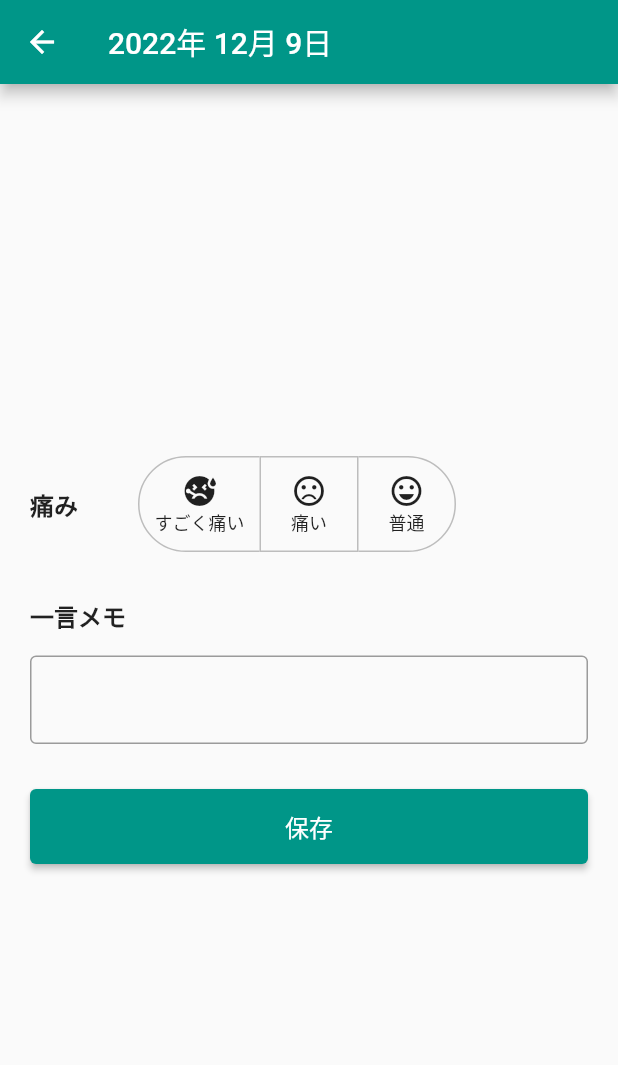
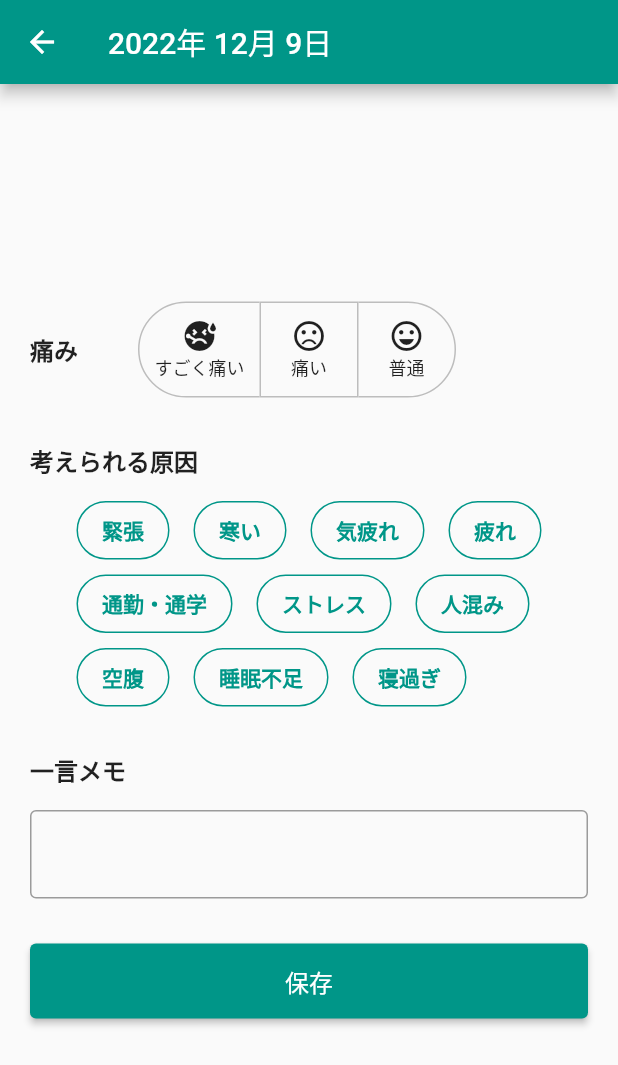
Before and after one commit to sa8a/stomach_ache_app, a Flutter app: the CalendarAddPage screen opened directly, on a phone screen of 412 x 824 dp. Shown: the top 1065 px of the screen. Run offline on Flutter 3.47's test engine with Material 2 defaults, Android fonts, the phone set to English and light mode, and no system bars; our stand-ins replace flutter_riverpod, share_plus, table_calendar.

Commit message:
add: 「原因」の項目を追加 #3

```diff
--- a/lib/model/calendar.dart
+++ b/lib/model/calendar.dart
@@ -8,7 +8,24 @@ class Calendar extends ChangeNotifier {
   Map<DateTime, List> eventsList = {};
   String memo = '';
   List<bool> toggleList = [false, false, false]; // 「痛み」選択リスト
-  String status = '';
+  String status = ''; // 「痛み」選択したboolをテキストに変換
+
+// 原因の初期リスト
+  List<String> causes = [
+    '緊張',
+    '寒い',
+    '気疲れ',
+    '疲れ',
+    '通勤・通学',
+    'ストレス',
+    '人混み',
+    '空腹',
+    '睡眠不足',
+    '寝過ぎ'
+  ];
+
+  // 選択された原因を格納
+  List<String> selectedCauses = [];
 
   // 以下は状態を操作するメソッド
   // `notifyListeners();` で状態（変数）の変化を通知し、
@@ -42,6 +59,7 @@ class Calendar extends ChangeNotifier {
       selectedDay!: [
         {
           'status': status,
+          'causes': selectedCauses,
           'memo': memo,
         }
       ]
@@ -49,6 +67,7 @@ class Calendar extends ChangeNotifier {
 
     // 値が残るのでリセット
     toggleList = [false, false, false];
+    selectedCauses = [];
     memo = '';
 
     // リスト追加後のリスト確認
@@ -85,6 +104,18 @@ class Calendar extends ChangeNotifier {
 
     notifyListeners();
   }
+
+  // 原因を選択する処理
+  void whichCause(cause, causeSelected) {
+    if (causeSelected) {
+      // すでに選択されていれば取り除く
+      selectedCauses.remove(cause);
+    } else {
+      // 選択されていなければ追加する
+      selectedCauses.add(cause);
+    }
+    notifyListeners();
+  }
 }
 
 // ChangeNotifierProviderを定義
--- a/lib/screens/calendar_add_page.dart
+++ b/lib/screens/calendar_add_page.dart
@@ -102,6 +102,58 @@ class _CalendarAddPageState extends ConsumerState<CalendarAddPage> {
 
             const SizedBox(height: 30),
 
+            // 考えられる原因
+            Row(
+              children: const [
+                Text(
+                  '考えられる原因',
+                  style: TextStyle(
+                    fontSize: 16,
+                    fontWeight: FontWeight.bold,
+                  ),
+                ),
+              ],
+            ),
+
+            const SizedBox(height: 15),
+
+            Wrap(
+              runSpacing: 10,
+              spacing: 16,
+              children: calendar.causes.map((cause) {
+                // selectedTags の中に自分がいるかを確かめる
+                final causeSelected = calendar.selectedCauses.contains(cause);
+                return InkWell(
+                  borderRadius: const BorderRadius.all(Radius.circular(32)),
+                  onTap: () {
+                    calendar.whichCause(cause, causeSelected);
+                  },
+                  child: AnimatedContainer(
+                    duration: const Duration(milliseconds: 200),
+                    padding:
+                        const EdgeInsets.symmetric(horizontal: 16, vertical: 8),
+                    decoration: BoxDecoration(
+                      borderRadius: const BorderRadius.all(Radius.circular(32)),
+                      border: Border.all(
+                        width: 1,
+                        color: Colors.teal,
+                      ),
+                      color: causeSelected ? Colors.teal : null,
+                    ),
+                    child: Text(
+                      cause,
+                      style: TextStyle(
+                        color: causeSelected ? Colors.white : Colors.teal,
+                        fontWeight: FontWeight.bold,
+                      ),
+                    ),
+                  ),
+                );
+              }).toList(),
+            ),
+
+            const SizedBox(height: 30),
+
             // メモ
             const SizedBox(
               width: double.infinity,
```
